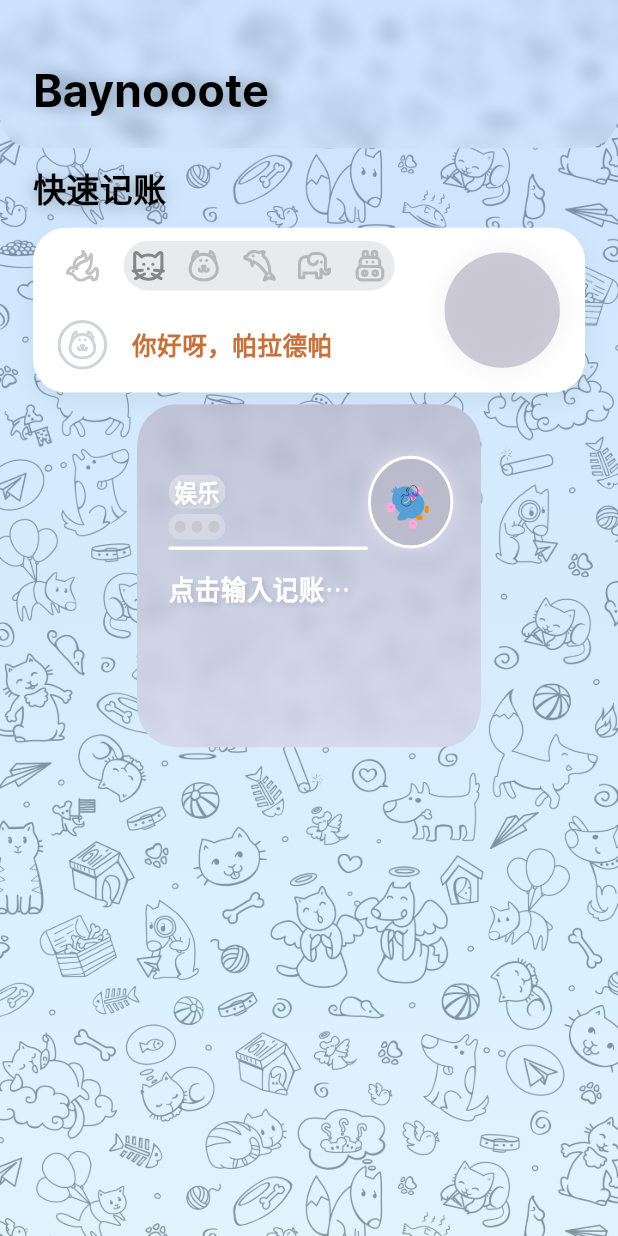
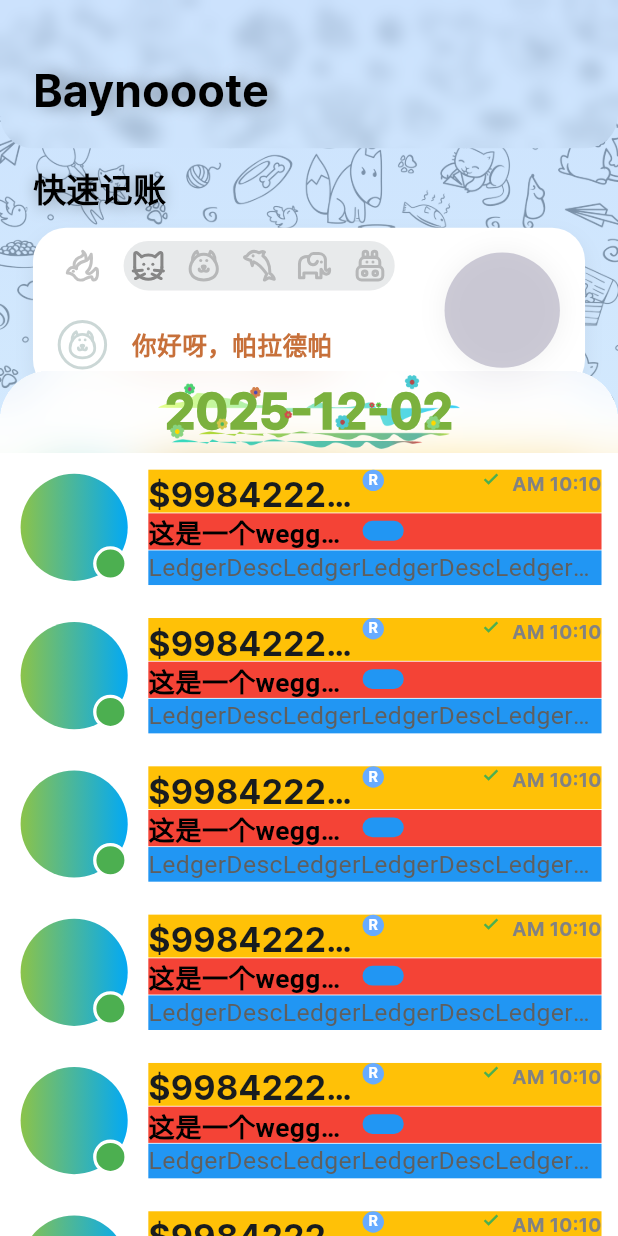
Before and after one commit to palrd/Baynooote, a Flutter app: the screen it shows after launch, after a tap on an icon or button, on a phone screen of 412 x 824 dp. Run offline on Flutter 3.47's test engine with Material 3 defaults, Android fonts, the light colour scheme and no system bars; our stand-ins replace flutter_svg, lottie, rive; project files that could hold a hidden picture were left out.

```diff
--- a/lib/core/util/size_fit_util.dart
+++ b/lib/core/util/size_fit_util.dart
@@ -13,7 +13,6 @@ class SizeFitUtil {
   //定义初始化方法
   static void init(Size size) {
     //通过mediaquery拿到屏幕宽度
-
     screenWidth = size.width;
     screenHeight = size.height;
     //计算缩放因子
@@ -37,4 +36,5 @@ class SizeFitUtil {
   static double sp(double width) {
     return width * _scaleWidth;
   }
+
 }
--- a/lib/features/ledger/presentetion/ledger_page.dart
+++ b/lib/features/ledger/presentetion/ledger_page.dart
@@ -1,6 +1,5 @@
-import 'package:baynooote/core/util/size_fit_util.dart';
-
 import 'package:baynooote/features/ledger/presentetion/widgets/ledger_data_active_place/ledger_data_active_place.dart';
+import 'package:baynooote/features/ledger/presentetion/widgets/ledger_data_list/ledger_data_list.dart';
 import 'package:baynooote/features/ledger/presentetion/widgets/ledger_header/ledger_header.dart';
 import 'package:baynooote/features/ledger/presentetion/widgets/ledger_quick_input/ledger_quick_input.dart';
 
@@ -39,10 +38,7 @@ class LedgerPage extends StatelessWidget {
 
   Widget backGround() {
     return Positioned.fill(
-      child: Image.asset(
-        "assets/images/png/wallpaper3.png",
-        fit: BoxFit.cover,
-      ),
+      child: Image.asset("assets/images/png/wallpaper3.png", fit: BoxFit.cover),
     );
   }
 
@@ -54,10 +50,21 @@ class LedgerPage extends StatelessWidget {
     ///作为容器，占满屏幕、提供基础的左右padding约束、背景渐变色
     ///其中的内容拆分为单独widget逐个放入
     return Positioned.fill(
-      child: Container(
-        padding: EdgeInsets.only(left: 20.sw, right: 20.sw),
-        decoration: BoxDecoration(gradient: gradientTheme?.backgroundGradient),
-        child: Column(children: [LedgerQuickInput(), LedgerDataActivePlace()]),
+      child: Stack(
+        children: [
+          Container(
+            padding: EdgeInsets.only(left: 20.sw, right: 20.sw),
+            decoration: BoxDecoration(
+              gradient: gradientTheme?.backgroundGradient,
+            ),
+            child: Column(
+              children: [LedgerQuickInput(), LedgerDataActivePlace()],
+            ),
+          ),
+         LedgerDataList(),
+
+
+        ],
       ),
     );
   }
--- a/lib/features/ledger/presentetion/widgets/ledger_data_active_place/ledger_data_active_place.dart
+++ b/lib/features/ledger/presentetion/widgets/ledger_data_active_place/ledger_data_active_place.dart
@@ -1,6 +1,5 @@
 //依赖注入
 import 'package:baynooote/features/ledger/di/ledger_module.dart';
-import 'package:baynooote/features/ledger/presentetion/widgets/ledger_data_list/ledger_data_list.dart';
 
 ///组件
 import 'ledger_data_placeholder.dart';
@@ -19,7 +18,7 @@ class LedgerDataActivePlace extends StatelessWidget {
         child: Stack(
           children: [
             Visibility(visible: true, child: LedgerDataPlaceholder()),
-            // LedgerDataList()
+
           ],
         ),
       ),
--- a/lib/features/ledger/presentetion/widgets/ledger_data_list/ledger_data_list.dart
+++ b/lib/features/ledger/presentetion/widgets/ledger_data_list/ledger_data_list.dart
@@ -7,12 +7,14 @@ class LedgerDataList extends StatelessWidget {
 
   @override
   Widget build(BuildContext context) {
-    return FractionallySizedBox(
-      widthFactor: 1.0,
-      heightFactor: 1.0,
-      child: Container(
+    return DraggableScrollableSheet(
+      initialChildSize: 0.7,
+      minChildSize: 0.7,
+      maxChildSize: 1.0,
+      builder: (context, scrollController) {
+        return Container(
           // color: Colors.red,
-        padding: EdgeInsets.only(top: 30.sw),
+          // padding: EdgeInsets.only(left: 20.sw, right: 20.sw),
           child: Container(
             clipBehavior: Clip.hardEdge,
             decoration: BoxDecoration(
@@ -24,12 +26,13 @@ class LedgerDataList extends StatelessWidget {
             ),
             child: Stack(
               children: [
-              DataListInfo(),
+                DataListInfo(scrollController: scrollController),
                 Positioned(top: 0, left: 0, right: 0, child: ListDataTime()),
               ],
             ),
           ),
-      ),
+        );
+      },
     );
   }
 }
@@ -52,7 +55,7 @@ class ListDataTime extends StatelessWidget {
                 Image.asset('assets/images/png/DataTimeDown.png'),
                 Image.asset('assets/images/png/DataTimeDown2.png'),
                 Text(
-                  "2025-12-01",
+                  "2025-12-02",
                   style: TextStyle(
                     color: const Color.fromARGB(255, 123, 177, 62),
                     fontWeight: FontWeight.w900,
@@ -71,7 +74,8 @@ class ListDataTime extends StatelessWidget {
 }
 
 class DataListInfo extends StatelessWidget {
-  const DataListInfo({super.key});
+  final ScrollController scrollController;
+  const DataListInfo({required this.scrollController, super.key});
 
   @override
   Widget build(BuildContext context) {
@@ -79,7 +83,11 @@ class DataListInfo extends StatelessWidget {
       child: ScrollConfiguration(
         behavior: ScrollConfiguration.of(context).copyWith(scrollbars: false),
         child: CustomScrollView(
+          controller: scrollController,
           slivers: [
+            SliverPadding(
+              padding: EdgeInsetsGeometry.only(left: 20, right: 20),
+            ),
             SliverToBoxAdapter(child: SizedBox(height: 50.sw)),
             SliverList(
               delegate: SliverChildBuilderDelegate((context, index) {
@@ -202,7 +210,8 @@ class DataHeader extends StatelessWidget {
   @override
   Widget build(BuildContext context) {
     return Container(
-      height: 25.sw,
+      height: 26.sw,
+      color: Colors.amber,
       child: Row(
         mainAxisAlignment: MainAxisAlignment.spaceBetween,
         children: [_buildCountAndNotice(), _buildDataBaseNoticeAndTimeNotice()],
@@ -217,19 +226,17 @@ class DataHeader extends StatelessWidget {
         child: Row(
           mainAxisSize: MainAxisSize.min,
           children: [
-            Flexible(
-              child: Container(
+            Container(
               padding: EdgeInsets.only(right: 3.sw),
+              constraints: BoxConstraints(maxWidth: 130.sw),
               child: Text(
-                  "\$9984",
+                "\$9984222222444.22",
                 maxLines: 1,
                 style: TextStyle(
                   overflow: TextOverflow.ellipsis,
                   fontWeight: FontWeight.bold,
-                    fontSize: 23.sw,
-                    height: 1.0,
+                  fontSize: 21.sw,
                   fontFamily: 'Qinfen',
-                  ),
                 ),
               ),
             ),
@@ -276,7 +283,7 @@ class DataHeader extends StatelessWidget {
             margin: EdgeInsets.only(right: 3.sw),
             child: Icon(
               Icons.check,
-              size: 12.sw,
+              size: 11.sw,
               color: Colors.green,
               fontWeight: FontWeight.w900,
             ),
@@ -293,7 +300,6 @@ class DataHeader extends StatelessWidget {
                 fontWeight: FontWeight.bold,
                 fontFamily: 'Qinfen',
                 color: const Color.fromARGB(255, 130, 130, 130),
-                height: 1.0,
               ),
             ),
           ),
@@ -309,21 +315,21 @@ class TypeNameAndTitle extends StatelessWidget {
   @override
   Widget build(BuildContext context) {
     return Container(
-      height: 21.sw,
+      color: Colors.red,
+      height: 22.sw,
       child: Row(
         children: [
-          Flexible(
-            child: Container(
+          Container(
+            constraints: BoxConstraints(maxWidth: 130.sw),
             padding: EdgeInsets.only(right: 5.sw),
             child: Text(
-                "这是一个记账ggwqrqwrqwrqwrqwrqrwwq",
+              "这是一个weggggw记账",
               maxLines: 1,
               style: TextStyle(
                 overflow: TextOverflow.ellipsis,
                 fontSize: 16.sw,
                 fontWeight: FontWeight.bold,
                 color: const Color.fromARGB(255, 0, 0, 0),
-                ),
               ),
             ),
           ),
@@ -352,7 +358,8 @@ class DataDesc extends StatelessWidget {
   @override
   Widget build(BuildContext context) {
     return Container(
-      height: 22.sw,
+      color: Colors.blue,
+      height: 21.sw,
       alignment: Alignment.centerLeft,
       child: Text(
         "LedgerDescLedgerLedgerDescLedgerLedgerDescLedger",
```
Also changed, not shown: lib/features/ledger/presentetion/widgets/ledger_data_active_place/animation_set/DataListAnimationSet.dart (added, +54 -0 lines). Lines whose indentation alone changed are shown as unchanged.
